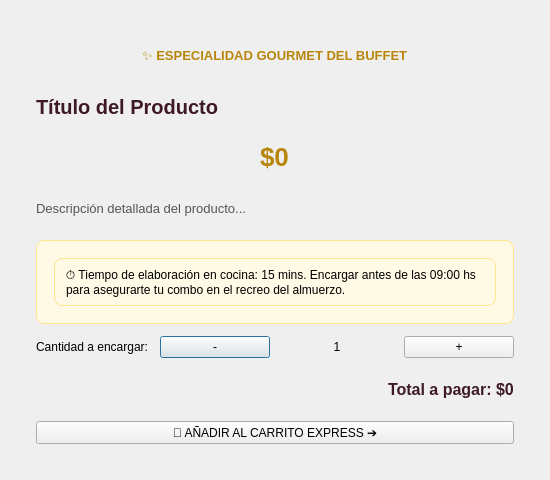
Qt form app/productdetaildialog.ui (gabrielnogueramelendez-cpu/Qt-creator-Berea) before a commit.
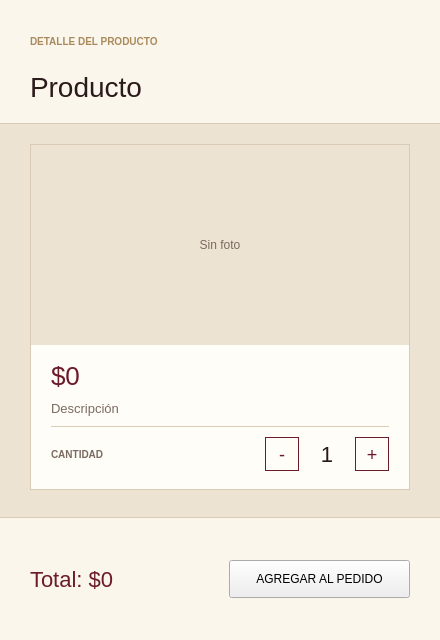
The same form after that commit.

Patch:
```diff
--- a/app/productdetaildialog.ui
+++ b/app/productdetaildialog.ui
@@ -6,146 +6,359 @@
    <rect>
     <x>0</x>
     <y>0</y>
-    <width>550</width>
-    <height>480</height>
+    <width>440</width>
+    <height>640</height>
    </rect>
   </property>
   <property name="windowTitle">
    <string>Detalle de Producto - El Buffet de Alejandro</string>
   </property>
-  <layout class="QVBoxLayout" name="verticalLayout">
+  <layout class="QVBoxLayout" name="layoutVentana">
+   <property name="spacing">
+    <number>0</number>
+   </property>
+   <property name="leftMargin">
+    <number>0</number>
+   </property>
+   <property name="topMargin">
+    <number>0</number>
+   </property>
+   <property name="rightMargin">
+    <number>0</number>
+   </property>
+   <property name="bottomMargin">
+    <number>0</number>
+   </property>
    <item>
-    <widget class="QFrame" name="cardDetail">
-     <layout class="QVBoxLayout" name="layoutDetail">
+    <widget class="QFrame" name="headerFrame">
+     <property name="styleSheet">
+      <string>#headerFrame { background-color: #FBF6EC; border-bottom: 1px solid #D9CBB5; }</string>
+     </property>
+     <layout class="QVBoxLayout" name="layoutHeader">
       <property name="spacing">
-       <number>12</number>
+       <number>2</number>
       </property>
       <property name="leftMargin">
-       <number>25</number>
+       <number>30</number>
       </property>
       <property name="topMargin">
-       <number>25</number>
+       <number>20</number>
       </property>
       <property name="rightMargin">
-       <number>25</number>
+       <number>30</number>
       </property>
       <property name="bottomMargin">
-       <number>25</number>
+       <number>16</number>
       </property>
-      <item alignment="Qt::AlignCenter">
-       <widget class="QLabel" name="lblBadge">
+      <item>
+       <widget class="QLabel" name="lblEtiqueta">
         <property name="text">
-         <string>✨ ESPECIALIDAD GOURMET DEL BUFFET</string>
+         <string>DETALLE DEL PRODUCTO</string>
         </property>
         <property name="styleSheet">
-         <string>color: #B8860B; font-weight: bold; font-size: 13px;</string>
+         <string>font-size: 10px; font-weight: bold; color: #A88A5B;</string>
         </property>
        </widget>
       </item>
       <item>
        <widget class="QLabel" name="lblTitle">
         <property name="text">
-         <string>Título del Producto</string>
+         <string>Producto</string>
         </property>
         <property name="styleSheet">
-         <string>font-size: 20px; font-weight: bold; color: #3D1A24;</string>
+         <string>font-family: 'Sitka Banner', 'Palatino Linotype', Georgia; font-size: 28px; color: #2B1A1A;</string>
         </property>
         <property name="wordWrap">
          <bool>true</bool>
         </property>
        </widget>
       </item>
-      <item alignment="Qt::AlignCenter">
-       <widget class="QLabel" name="lblPriceTag">
-        <property name="text">
-         <string>$0</string>
-        </property>
-        <property name="styleSheet">
-         <string>font-size: 26px; font-weight: bold; color: #B8860B;</string>
-        </property>
-       </widget>
-      </item>
+     </layout>
+    </widget>
+   </item>
+   <item>
+    <widget class="QFrame" name="bodyFrame">
+     <property name="styleSheet">
+      <string>#bodyFrame { background-color: #EDE3D3; }</string>
+     </property>
+     <layout class="QVBoxLayout" name="layoutBody">
+      <property name="leftMargin">
+       <number>30</number>
+      </property>
+      <property name="topMargin">
+       <number>20</number>
+      </property>
+      <property name="rightMargin">
+       <number>30</number>
+      </property>
+      <property name="bottomMargin">
+       <number>20</number>
+      </property>
       <item>
-       <widget class="QLabel" name="lblDescription">
-        <property name="text">
-         <string>Descripción detallada del producto...</string>
-        </property>
+       <widget class="QFrame" name="cardDetail">
         <property name="styleSheet">
-         <string>font-size: 13px; color: #555555; line-height: 1.4;</string>
+         <string>#cardDetail { background-color: #FFFDF8; border: 1px solid #D9CBB5; }</string>
         </property>
-        <property name="wordWrap">
-         <bool>true</bool>
-        </property>
-       </widget>
-      </item>
-      <item>
-       <widget class="QFrame" name="framePrepNotice">
-        <property name="styleSheet">
-         <string>background-color: #FFF9E6; border: 1px solid #FFE58F; border-radius: 8px; padding: 8px;</string>
-        </property>
-        <layout class="QVBoxLayout" name="layoutNotice">
+        <layout class="QVBoxLayout" name="layoutDetail">
+         <property name="spacing">
+          <number>0</number>
+         </property>
+         <property name="leftMargin">
+          <number>0</number>
+         </property>
+         <property name="topMargin">
+          <number>0</number>
+         </property>
+         <property name="rightMargin">
+          <number>0</number>
+         </property>
+         <property name="bottomMargin">
+          <number>0</number>
+         </property>
          <item>
-          <widget class="QLabel" name="lblPrepNotice">
+          <widget class="QLabel" name="lblFotoProducto">
            <property name="text">
-            <string>⏱️ Tiempo de elaboración en cocina: 15 mins. Encargar antes de las 09:00 hs para asegurarte tu combo en el recreo del almuerzo.</string>
+            <string>Sin foto</string>
            </property>
-           <property name="wordWrap">
-            <bool>true</bool>
+           <property name="styleSheet">
+            <string>background-color: #EDE3D3; color: #7A6A60;</string>
+           </property>
+           <property name="alignment">
+            <set>Qt::AlignCenter</set>
+           </property>
+           <property name="minimumSize">
+            <size>
+             <width>378</width>
+             <height>200</height>
+            </size>
+           </property>
+           <property name="maximumSize">
+            <size>
+             <width>378</width>
+             <height>200</height>
+            </size>
            </property>
           </widget>
          </item>
+         <item>
+          <layout class="QVBoxLayout" name="layoutTextoDetalle">
+           <property name="spacing">
+            <number>10</number>
+           </property>
+           <property name="leftMargin">
+            <number>20</number>
+           </property>
+           <property name="topMargin">
+            <number>16</number>
+           </property>
+           <property name="rightMargin">
+            <number>20</number>
+           </property>
+           <property name="bottomMargin">
+            <number>18</number>
+           </property>
+           <item>
+            <widget class="QLabel" name="lblPriceTag">
+             <property name="text">
+              <string>$0</string>
+             </property>
+             <property name="styleSheet">
+              <string>font-family: 'Sitka Banner', 'Palatino Linotype', Georgia; font-size: 26px; color: #6B1B2A;</string>
+             </property>
+            </widget>
+           </item>
+           <item>
+            <widget class="QLabel" name="lblDescription">
+             <property name="text">
+              <string>Descripción</string>
+             </property>
+             <property name="styleSheet">
+              <string>font-size: 13px; color: #7A6A60;</string>
+             </property>
+             <property name="wordWrap">
+              <bool>true</bool>
+             </property>
+            </widget>
+           </item>
+           <item>
+            <widget class="QFrame" name="lineaDetalle">
+             <property name="minimumSize">
+              <size>
+               <width>0</width>
+               <height>1</height>
+              </size>
+             </property>
+             <property name="maximumSize">
+              <size>
+               <width>16777215</width>
+               <height>1</height>
+              </size>
+             </property>
+             <property name="styleSheet">
+              <string>background-color: #D9CBB5;</string>
+             </property>
+            </widget>
+           </item>
+           <item>
+            <layout class="QHBoxLayout" name="layoutQuantity">
+             <property name="spacing">
+              <number>6</number>
+             </property>
+             <item>
+              <widget class="QLabel" name="lblCantLabel">
+               <property name="text">
+                <string>CANTIDAD</string>
+               </property>
+               <property name="styleSheet">
+                <string>font-size: 10px; font-weight: bold; color: #7A6A60;</string>
+               </property>
+              </widget>
+             </item>
+             <item>
+              <spacer name="espacioCantidad">
+               <property name="orientation">
+                <enum>Qt::Horizontal</enum>
+               </property>
+              </spacer>
+             </item>
+             <item>
+              <widget class="QPushButton" name="btnMinus">
+               <property name="minimumSize">
+                <size>
+                 <width>34</width>
+                 <height>34</height>
+                </size>
+               </property>
+               <property name="text">
+                <string>-</string>
+               </property>
+               <property name="maximumSize">
+                <size>
+                 <width>34</width>
+                 <height>34</height>
+                </size>
+               </property>
+               <property name="styleSheet">
+                <string>QPushButton { background-color: transparent; color: #6B1B2A; border: 1px solid #6B1B2A; padding: 0px; font-size: 18px; }
+QPushButton:hover { background-color: #F3EADB; }
+QPushButton:disabled { color: #B5A898; border: 1px solid #D9CBB5; background-color: transparent; }</string>
+               </property>
+              </widget>
+             </item>
+             <item>
+              <widget class="QLabel" name="lblCantidad">
+               <property name="text">
+                <string>1</string>
+               </property>
+               <property name="styleSheet">
+                <string>font-family: 'Sitka Banner', 'Palatino Linotype', Georgia; font-size: 22px; color: #2B1A1A;</string>
+               </property>
+               <property name="alignment">
+                <set>Qt::AlignCenter</set>
+               </property>
+               <property name="minimumSize">
+                <size>
+                 <width>44</width>
+                 <height>34</height>
+                </size>
+               </property>
+               <property name="maximumSize">
+                <size>
+                 <width>44</width>
+                 <height>34</height>
+                </size>
+               </property>
+              </widget>
+             </item>
+             <item>
+              <widget class="QPushButton" name="btnPlus">
+               <property name="minimumSize">
+                <size>
+                 <width>34</width>
+                 <height>34</height>
+                </size>
+               </property>
+               <property name="text">
+                <string>+</string>
+               </property>
+               <property name="maximumSize">
+                <size>
+                 <width>34</width>
+                 <height>34</height>
+                </size>
+               </property>
+               <property name="styleSheet">
+                <string>QPushButton { background-color: transparent; color: #6B1B2A; border: 1px solid #6B1B2A; padding: 0px; font-size: 18px; }
+QPushButton:hover { background-color: #F3EADB; }
+QPushButton:disabled { color: #B5A898; border: 1px solid #D9CBB5; background-color: transparent; }</string>
+               </property>
+              </widget>
+             </item>
+            </layout>
+           </item>
+          </layout>
+         </item>
         </layout>
        </widget>
       </item>
       <item>
-       <layout class="QHBoxLayout" name="layoutQuantity">
-        <item>
-         <widget class="QLabel" name="lblCantLabel">
-          <property name="text">
-           <string>Cantidad a encargar:</string>
-          </property>
-         </widget>
-        </item>
-        <item>
-         <widget class="QPushButton" name="btnMinus">
-          <property name="text">
-           <string> - </string>
-          </property>
-         </widget>
-        </item>
-        <item>
-         <widget class="QLabel" name="lblCantidad">
-          <property name="text">
-           <string>1</string>
-          </property>
-          <property name="alignment">
-           <set>Qt::AlignCenter</set>
-          </property>
-         </widget>
-        </item>
-        <item>
-         <widget class="QPushButton" name="btnPlus">
-          <property name="text">
-           <string> + </string>
-          </property>
-         </widget>
-        </item>
-       </layout>
+       <spacer name="espacioBody">
+        <property name="orientation">
+         <enum>Qt::Vertical</enum>
+        </property>
+       </spacer>
       </item>
-      <item alignment="Qt::AlignRight">
+     </layout>
+    </widget>
+   </item>
+   <item>
+    <widget class="QFrame" name="footerFrame">
+     <property name="styleSheet">
+      <string>#footerFrame { background-color: #FBF6EC; border-top: 1px solid #D9CBB5; }</string>
+     </property>
+     <layout class="QHBoxLayout" name="layoutFooter">
+      <property name="spacing">
+       <number>10</number>
+      </property>
+      <property name="leftMargin">
+       <number>30</number>
+      </property>
+      <property name="topMargin">
+       <number>14</number>
+      </property>
+      <property name="rightMargin">
+       <number>30</number>
+      </property>
+      <property name="bottomMargin">
+       <number>14</number>
+      </property>
+      <item>
        <widget class="QLabel" name="lblCalculatedTotal">
         <property name="text">
-         <string>Total a pagar: $0</string>
+         <string>Total: $0</string>
         </property>
         <property name="styleSheet">
-         <string>font-size: 16px; font-weight: bold; color: #3D1A24;</string>
+         <string>font-family: 'Sitka Banner', 'Palatino Linotype', Georgia; font-size: 22px; color: #6B1B2A;</string>
         </property>
        </widget>
       </item>
+      <item>
+       <spacer name="espacioFooter">
+        <property name="orientation">
+         <enum>Qt::Horizontal</enum>
+        </property>
+       </spacer>
+      </item>
       <item>
        <widget class="QPushButton" name="btnAddToCart">
+        <property name="minimumSize">
+         <size>
+          <width>0</width>
+          <height>38</height>
+         </size>
+        </property>
         <property name="text">
-         <string>🛒 AÑADIR AL CARRITO EXPRESS ➔</string>
+         <string>AGREGAR AL PEDIDO</string>
         </property>
        </widget>
       </item>
```
Left out of the diff: 6 changed lines with no effect on the pictures.
